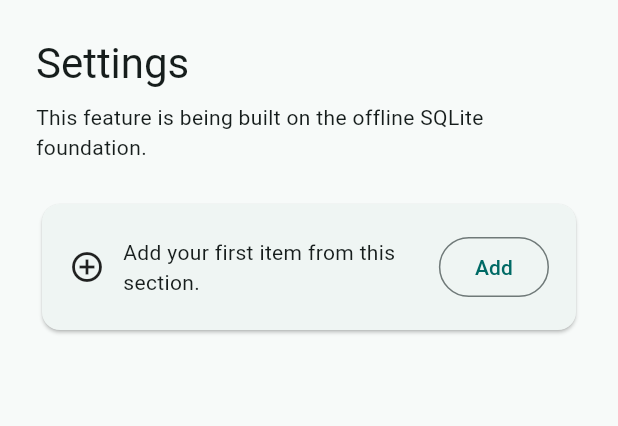
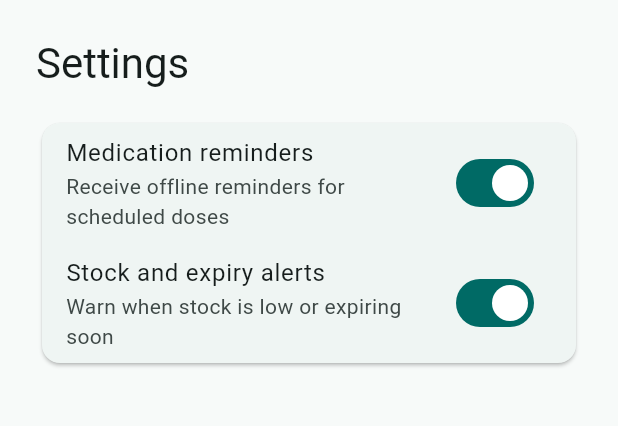
Before and after one commit to MohamedElsadany56/BelMiad, a Flutter app: the SettingsScreen screen opened by its route, on a phone screen of 412 x 824 dp, the part 84-510 px from its top. Run offline on Flutter 3.47's test engine with Material 3 defaults, Android fonts, the phone set to English and light mode, and no system bars; our stand-ins replace drift, flutter_local_notifications, flutter_riverpod, go_router; accounts and stored records are empty; Roboto replaces fonts that are missing (Arial).

Commit message:
feat: connect schedule and notification settings screens

```diff
--- a/lib/features/schedules/presentation/schedule_screen.dart
+++ b/lib/features/schedules/presentation/schedule_screen.dart
@@ -1,4 +1,30 @@
 import 'package:flutter/material.dart';
+import 'package:flutter_riverpod/flutter_riverpod.dart';
 import '../../../app/app_scaffold.dart';
-class ScheduleScreen extends StatelessWidget { const ScheduleScreen({super.key}); @override Widget build(BuildContext context) => AppScaffold(title: 'Schedule', child: ListView(padding: const EdgeInsets.all(24), children: [Text('Schedule', style: Theme.of(context).textTheme.headlineMedium), const SizedBox(height: 8), const Text('This feature is being built on the offline SQLite foundation.'), const SizedBox(height: 24), Card(child: Padding(padding: const EdgeInsets.all(18), child: Row(children: [const Icon(Icons.add_circle_outline), const SizedBox(width: 12), Expanded(child: Text('Add your first item from this section.')), OutlinedButton(onPressed: () {}, child: const Text('Add'))])))])); }
+import '../../../core/providers/database_provider.dart';
+import '../../doses/data/dose_repository.dart';
+
+final todaysDosesProvider = FutureProvider.autoDispose((ref) async {
+  final db = await ref.watch(databaseProvider.future);
+  return db.select(db.doseInstances).get();
+});
+
+class ScheduleScreen extends ConsumerWidget {
+  const ScheduleScreen({super.key});
+  @override
+  Widget build(BuildContext context, WidgetRef ref) {
+    final doses = ref.watch(todaysDosesProvider);
+    return AppScaffold(title: 'Medicine schedule', child: doses.when(
+      loading: () => const Center(child: CircularProgressIndicator()),
+      error: (e, _) => Center(child: Text('Unable to load schedule: $e')),
+      data: (items) => ListView(padding: const EdgeInsets.all(24), children: [
+        Row(mainAxisAlignment: MainAxisAlignment.spaceBetween, children: [Text('Medicine schedule', style: Theme.of(context).textTheme.headlineMedium), FilledButton.icon(onPressed: () {}, icon: const Icon(Icons.add), label: const Text('Add schedule'))]),
+        const SizedBox(height: 8),
+        const Text('Scheduled doses remain visible until they are taken, skipped, or marked missed.'),
+        const SizedBox(height: 18),
+        if (items.isEmpty) const Card(child: Padding(padding: EdgeInsets.all(24), child: Text('No dose instances have been generated yet.'))),
+        ...items.map((dose) => Card(child: ListTile(leading: const CircleAvatar(child: Icon(Icons.medication_outlined)), title: Text('Dose at ${dose.scheduledAt.toLocal().toString().substring(11, 16)}'), subtitle: Text('${dose.requiredQuantityScaled / dose.quantityScale} units · ${dose.status}'), trailing: dose.status == 'SCHEDULED' ? Wrap(spacing: 4, children: [IconButton(tooltip: 'Taken', onPressed: () async { final db = await ref.read(databaseProvider.future); await DoseRepository(db).markTaken(dose.id, actualQuantityScaled: dose.requiredQuantityScaled); ref.invalidate(todaysDosesProvider); }, icon: const Icon(Icons.check_circle_outline)), IconButton(tooltip: 'Skip', onPressed: () async { final db = await ref.read(databaseProvider.future); await DoseRepository(db).skip(dose.id); ref.invalidate(todaysDosesProvider); }, icon: const Icon(Icons.remove_circle_outline))]) : Chip(label: Text(dose.status))))),
+      ]),
+    ));
+  }
 }
--- a/lib/features/settings/presentation/settings_screen.dart
+++ b/lib/features/settings/presentation/settings_screen.dart
@@ -1,4 +1,11 @@
 import 'package:flutter/material.dart';
+import 'package:flutter_riverpod/flutter_riverpod.dart';
 import '../../../app/app_scaffold.dart';
-class SettingsScreen extends StatelessWidget { const SettingsScreen({super.key}); @override Widget build(BuildContext context) => AppScaffold(title: 'Settings', child: ListView(padding: const EdgeInsets.all(24), children: [Text('Settings', style: Theme.of(context).textTheme.headlineMedium), const SizedBox(height: 8), const Text('This feature is being built on the offline SQLite foundation.'), const SizedBox(height: 24), Card(child: Padding(padding: const EdgeInsets.all(18), child: Row(children: [const Icon(Icons.add_circle_outline), const SizedBox(width: 12), Expanded(child: Text('Add your first item from this section.')), OutlinedButton(onPressed: () {}, child: const Text('Add'))])))])); }
+import '../../../core/providers/database_provider.dart';
+import '../../notifications/data/notification_preferences_repository.dart';
+
+class SettingsScreen extends ConsumerWidget {
+  const SettingsScreen({super.key});
+  @override
+  Widget build(BuildContext context, WidgetRef ref) => AppScaffold(title: 'Settings', child: ListView(padding: const EdgeInsets.all(24), children: [Text('Settings', style: Theme.of(context).textTheme.headlineMedium), const SizedBox(height: 18), Card(child: Column(children: [SwitchListTile(value: true, onChanged: (value) async { final db = await ref.read(databaseProvider.future); await NotificationPreferencesRepository(db).setEnabled(patientId: 'current-patient', type: 'medication', enabled: value); }, title: const Text('Medication reminders'), subtitle: const Text('Receive offline reminders for scheduled doses')), SwitchListTile(value: true, onChanged: (value) async { final db = await ref.read(databaseProvider.future); await NotificationPreferencesRepository(db).setEnabled(patientId: 'current-patient', type: 'inventory', enabled: value); }, title: const Text('Stock and expiry alerts'), subtitle: const Text('Warn when stock is low or expiring soon'))]))]));
 }
```
